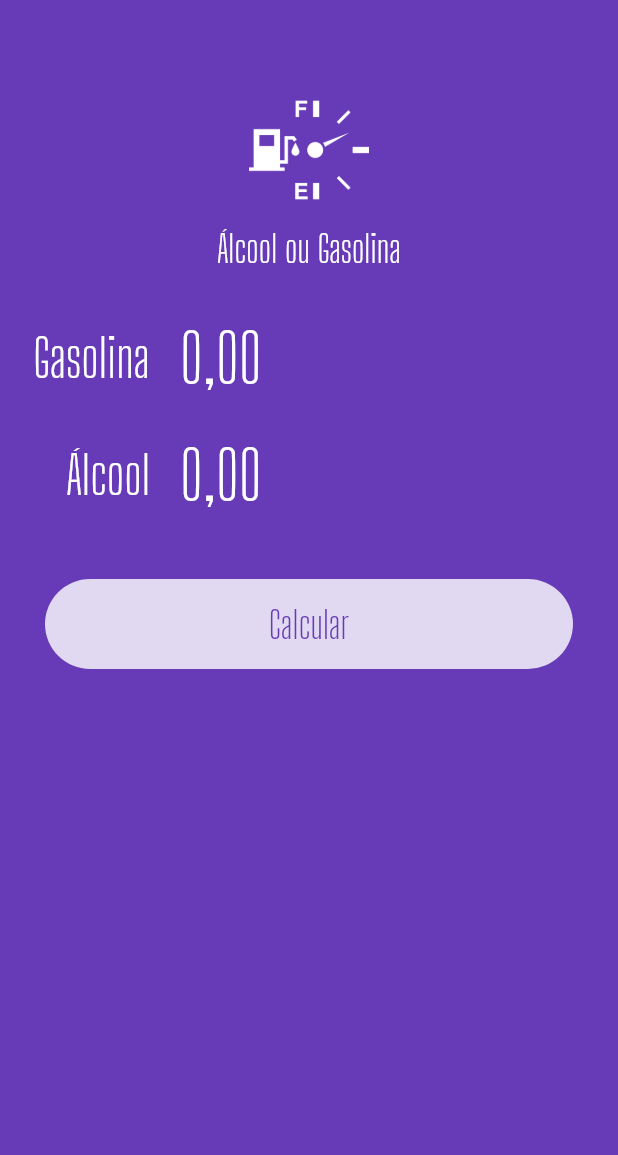
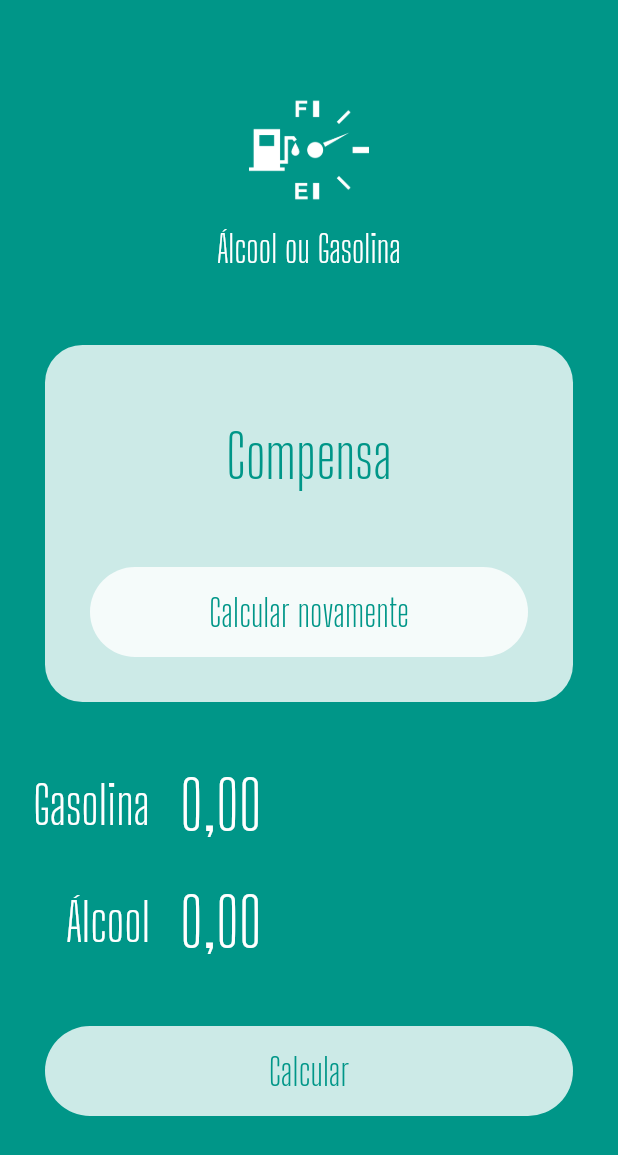
Before and after one commit to douglasshibata/alcoolorgasolina, a Flutter app: the screen it shows after launch, on a phone screen of 412 x 824 dp. Shown: the top 1155 px of the screen. Run offline on Flutter 3.47's test engine with Material 2 defaults, Android fonts, the phone set to English and light mode, and no system bars; our stand-ins replace flutter_masked_text.

Commit message:
Container que ira exibir o resultado

```diff
--- a/lib/main.dart
+++ b/lib/main.dart
@@ -17,7 +17,7 @@
       title: 'Alcool ou Gasolina',
       debugShowCheckedModeBanner: false,
       theme: ThemeData(
-        primarySwatch: Colors.deepPurple,
+        primarySwatch: Colors.teal,
       ),
       home: HomePage(),
     );
@@ -35,9 +35,54 @@
       body: ListView(
         children: <Widget>[
           Logo(),
+          Container(
+            margin: EdgeInsets.all(30),
+            decoration: BoxDecoration(
+              color: Colors.white.withOpacity(0.8),
+              borderRadius: BorderRadius.circular(25),
+            ),
+            child: Column(children: <Widget>[
+              SizedBox(
+                height: 50,
+              ),
+              Text(
+                "Compensa",
+                style: TextStyle(
+                  color: Theme.of(context).primaryColor,
+                  fontSize: 40,
+                  fontFamily: "Big Shoulders Display",
+                ),
+                textAlign: TextAlign.center,
+              ),
+              SizedBox(
+                height: 20,
+              ),
+              Container(
+                width: double.infinity,
+                margin: EdgeInsets.all(30),
+                height: 60,
+                decoration: BoxDecoration(
+                  color: Colors.white.withOpacity(0.8),
+                  borderRadius: BorderRadius.circular(60),
+                ),
+                child: TextButton(
+                  child: Text(
+                    "Calcular novamente",
+                    style: TextStyle(
+                      color: Theme.of(context).primaryColor,
+                      fontFamily: "Big Shoulders Display",
+                      fontSize: 25,
+                    ),
+                  ),
+                  onPressed: () {},
+                ),
+              )
+            ]),
+          ),
           Input(label: "Gasolina", controller: _gasController),
           Input(label: "Álcool", controller: _alcoolController),
           Container(
+            width: double.infinity,
             margin: EdgeInsets.all(30),
             height: 60,
             decoration: BoxDecoration(
```
